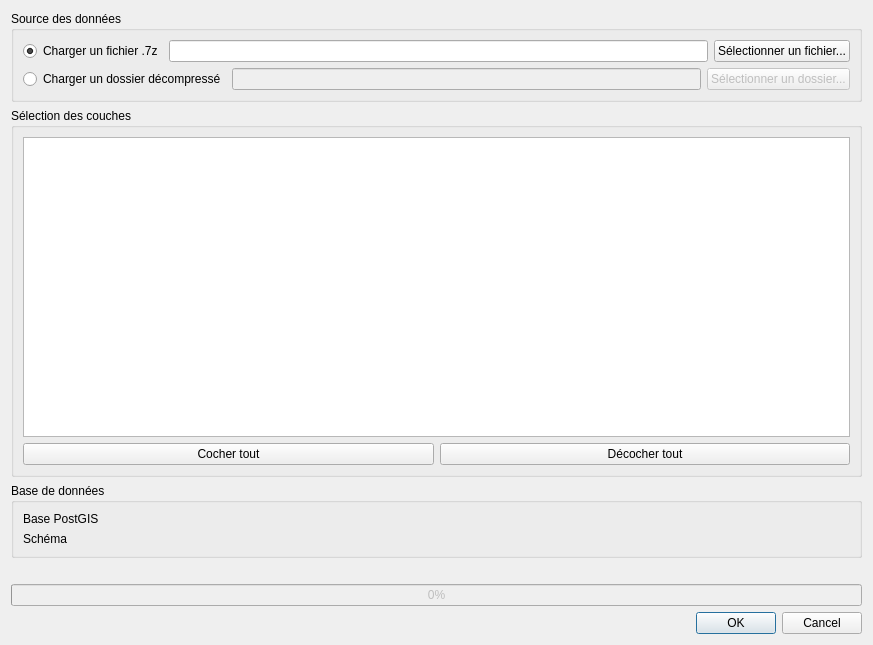
This is bdtopo_importer_dialog_base.ui in aroche/bdtopo_importer as Qt 5 draws it before an edit. The edited form follows.
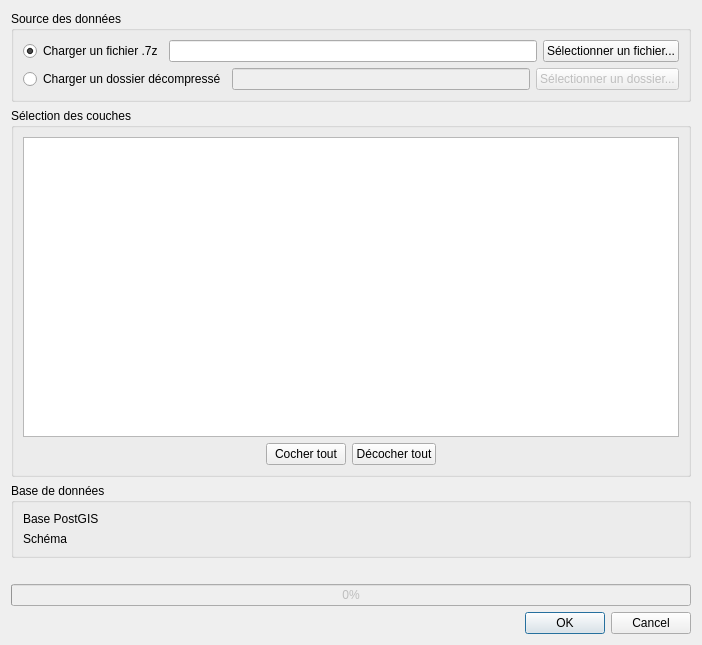
This is the edited form.

Commit message: Connect radio button to associated elements

What changed in the file:
```diff
--- a/bdtopo_importer_dialog_base.ui
+++ b/bdtopo_importer_dialog_base.ui
@@ -6,7 +6,7 @@
    <rect>
     <x>0</x>
     <y>0</y>
-    <width>873</width>
+    <width>702</width>
     <height>645</height>
    </rect>
   </property>
@@ -100,6 +100,19 @@
       </item>
       <item>
        <layout class="QHBoxLayout" name="horizontalLayout_3">
+        <item>
+         <spacer name="horizontalSpacer_2">
+          <property name="orientation">
+           <enum>Qt::Horizontal</enum>
+          </property>
+          <property name="sizeHint" stdset="0">
+           <size>
+            <width>40</width>
+            <height>20</height>
+           </size>
+          </property>
+         </spacer>
+        </item>
         <item>
          <widget class="QPushButton" name="pushButton_checkall">
           <property name="text">
@@ -114,6 +127,19 @@
           </property>
          </widget>
         </item>
+        <item>
+         <spacer name="horizontalSpacer">
+          <property name="orientation">
+           <enum>Qt::Horizontal</enum>
+          </property>
+          <property name="sizeHint" stdset="0">
+           <size>
+            <width>40</width>
+            <height>20</height>
+           </size>
+          </property>
+         </spacer>
+        </item>
        </layout>
       </item>
      </layout>
```
Left out of the diff: 64 changed lines with no effect on the pictures. The commit also changes 2 other files.
